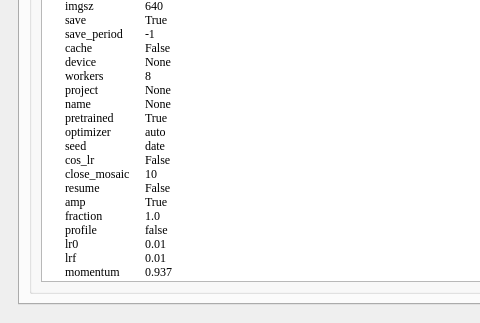
Old version of the form animalposetracker/gui/ui/animalposetracker.ui in the repository wux024/AnimalPoseTracker; both pictures show x 0 to 480 and y 277 to 600 of the 800 by 600 pixel window.
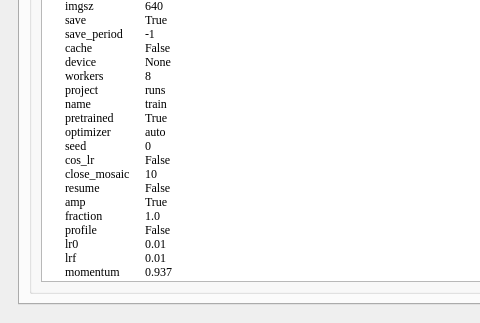
New version of the form. The open tabs and pages were chosen to show the change. Icons and pictures are not drawn.

Diff of the .ui file:
```diff
--- a/animalposetracker/gui/ui/animalposetracker.ui
+++ b/animalposetracker/gui/ui/animalposetracker.ui
@@ -1206,7 +1206,7 @@
                      <string>project</string>
                     </property>
                     <property name="text">
-                     <string>None</string>
+                     <string>runs</string>
                     </property>
                    </item>
                    <item>
@@ -1214,7 +1214,7 @@
                      <string>name</string>
                     </property>
                     <property name="text">
-                     <string>None</string>
+                     <string>train</string>
                     </property>
                    </item>
                    <item>
@@ -1238,7 +1238,7 @@
                      <string>seed</string>
                     </property>
                     <property name="text">
-                     <string>date</string>
+                     <string>0</string>
                     </property>
                    </item>
                    <item>
@@ -1286,7 +1286,7 @@
                      <string>profile</string>
                     </property>
                     <property name="text">
-                     <string>false</string>
+                     <string>False</string>
                     </property>
                    </item>
                    <item>
@@ -1374,7 +1374,7 @@
                      <string>pose</string>
                     </property>
                     <property name="text">
-                     <string>40.0</string>
+                     <string>12.0</string>
                     </property>
                    </item>
                    <item>
@@ -1382,7 +1382,7 @@
                      <string>kobj</string>
                     </property>
                     <property name="text">
-                     <string>2.0</string>
+                     <string>1.0</string>
                     </property>
                    </item>
                    <item>
@@ -1430,7 +1430,7 @@
                      <string>plots</string>
                     </property>
                     <property name="text">
-                     <string>False</string>
+                     <string>True</string>
                     </property>
                    </item>
                   </widget>
```
Lines whose indentation alone changed are shown as unchanged.
